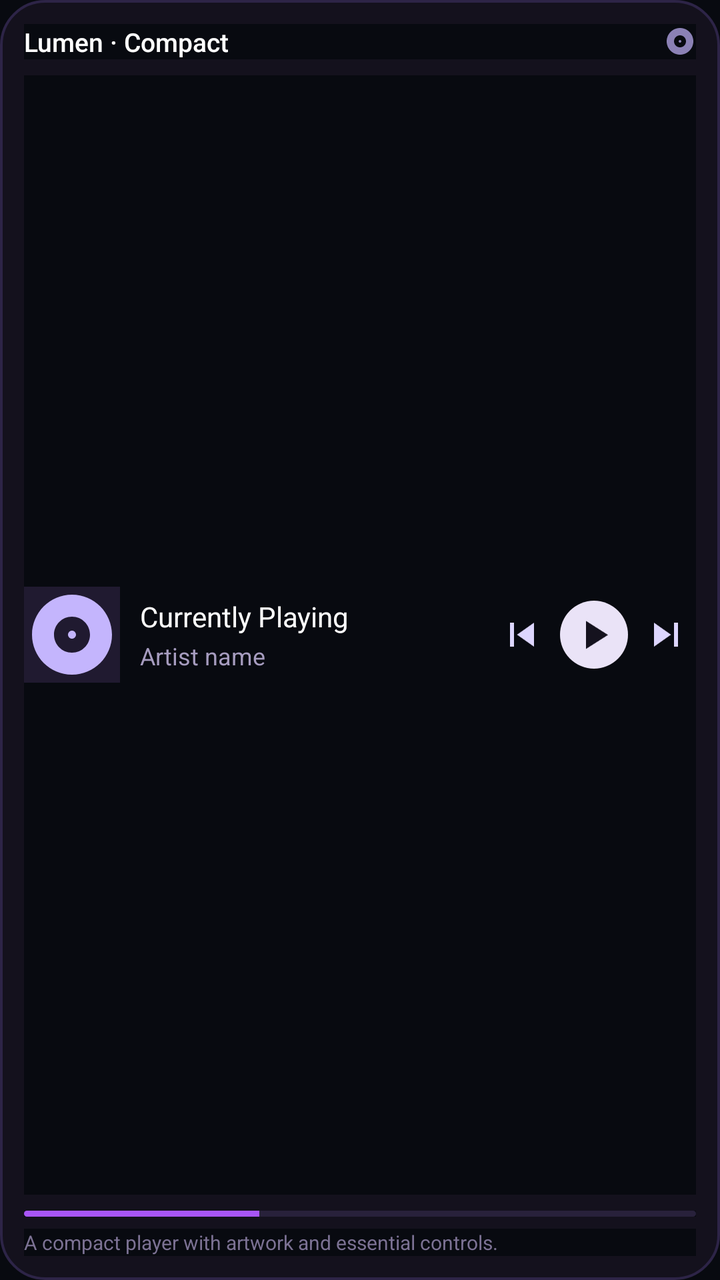
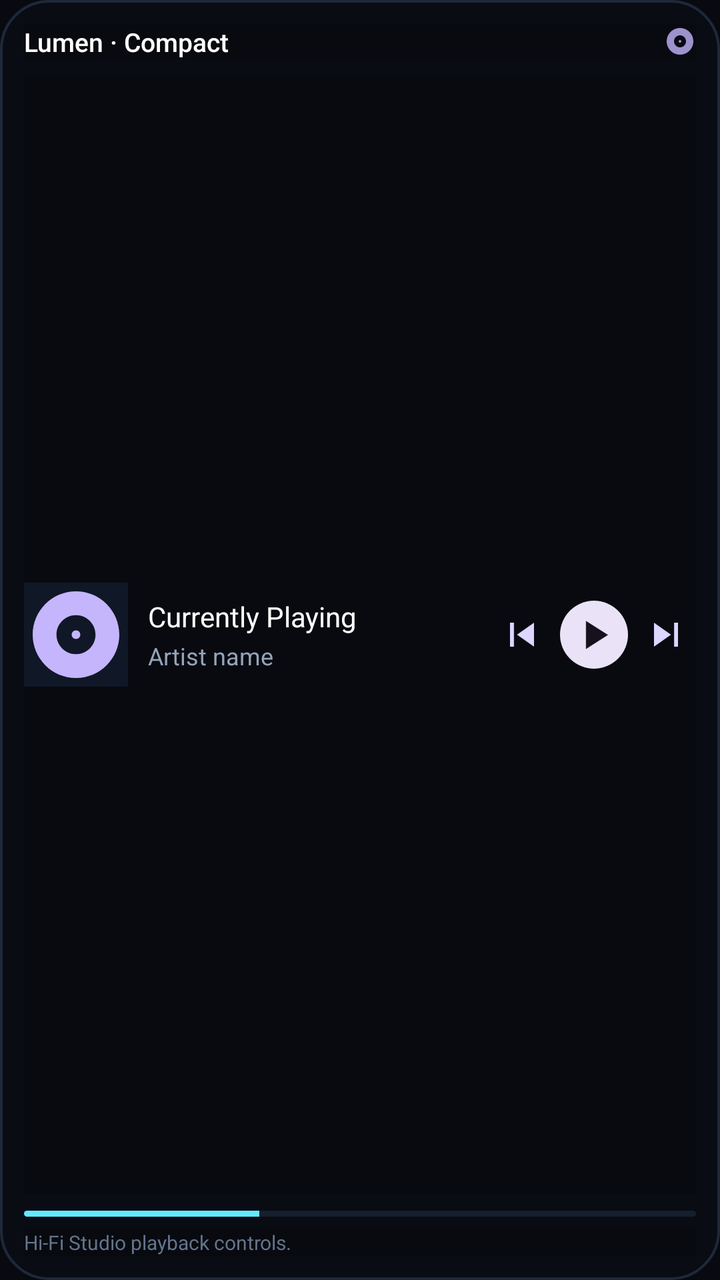

The first picture is an Android layout as it rendered before a commit; the second is the same layout after the commit. The layout source and the unified diff follow.
<!-- AndroidManifest.xml: application theme AppTheme -->
<!-- res/layout/widget_compact.xml -->
<?xml version="1.0" encoding="utf-8"?>
<LinearLayout xmlns:android="http://schemas.android.com/apk/res/android"
    android:id="@+id/widget_compact_root"
    android:layout_width="match_parent"
    android:layout_height="match_parent"
    android:background="@drawable/widget_card_bg"
    android:orientation="vertical"
    android:padding="12dp">

    
    <LinearLayout
        android:layout_width="match_parent"
        android:layout_height="wrap_content"
        android:gravity="center_vertical"
        android:orientation="horizontal">

        <TextView
            android:layout_width="0dp"
            android:layout_height="wrap_content"
            android:layout_weight="1"
            android:fontFamily="sans-serif-medium"
            android:text="Lumen · Compact"
            android:textColor="#FFFFFF"
            android:textSize="13sp" />

        <ImageView
            android:layout_width="16dp"
            android:layout_height="16dp"
            android:alpha="0.7"
            android:src="@drawable/ic_widget_disc" />
    </LinearLayout>

    
    <LinearLayout
        android:layout_width="match_parent"
        android:layout_height="0dp"
        android:layout_marginTop="8dp"
        android:layout_weight="1"
        android:gravity="center_vertical"
        android:orientation="horizontal">

        
        <ImageView
            android:id="@+id/widget_compact_artwork"
            android:layout_width="48dp"
            android:layout_height="48dp"
            android:background="#201A30"
            android:scaleType="centerCrop"
            android:src="@drawable/ic_widget_disc" />

        
        <LinearLayout
            android:layout_width="0dp"
            android:layout_height="wrap_content"
            android:layout_marginStart="10dp"
            android:layout_marginEnd="8dp"
            android:layout_weight="1"
            android:orientation="vertical">

            <TextView
                android:id="@+id/widget_compact_title"
                android:layout_width="wrap_content"
                android:layout_height="wrap_content"
                android:ellipsize="end"
                android:fontFamily="sans-serif-bold"
                android:maxLines="1"
                android:text="Currently Playing"
                android:textColor="#FFFFFF"
                android:textSize="14sp" />

            <TextView
                android:id="@+id/widget_compact_artist"
                android:layout_width="wrap_content"
                android:layout_height="wrap_content"
                android:layout_marginTop="2dp"
                android:ellipsize="end"
                android:fontFamily="sans-serif"
                android:maxLines="1"
                android:text="Artist name"
                android:textColor="#A69CBF"
                android:textSize="12sp" />
        </LinearLayout>

        
        <LinearLayout
            android:layout_width="wrap_content"
            android:layout_height="wrap_content"
            android:gravity="center_vertical"
            android:orientation="horizontal">

            <ImageButton
                android:id="@+id/widget_compact_prev"
                android:layout_width="30dp"
                android:layout_height="30dp"
                android:background="@android:color/transparent"
                android:contentDescription="Previous"
                android:scaleType="centerInside"
                android:src="@drawable/ic_widget_prev" />

            <ImageButton
                android:id="@+id/widget_compact_play_pause"
                android:layout_width="34dp"
                android:layout_height="34dp"
                android:layout_marginStart="4dp"
                android:layout_marginEnd="4dp"
                android:background="@drawable/widget_play_btn_bg"
                android:contentDescription="Play/Pause"
                android:scaleType="centerInside"
                android:src="@drawable/ic_widget_play" />

            <ImageButton
                android:id="@+id/widget_compact_next"
                android:layout_width="30dp"
                android:layout_height="30dp"
                android:background="@android:color/transparent"
                android:contentDescription="Next"
                android:scaleType="centerInside"
                android:src="@drawable/ic_widget_next" />
        </LinearLayout>
    </LinearLayout>

    
    <ProgressBar
        android:id="@+id/widget_compact_progress"
        style="?android:attr/progressBarStyleHorizontal"
        android:layout_width="match_parent"
        android:layout_height="3dp"
        android:layout_marginTop="8dp"
        android:max="1000"
        android:progress="350"
        android:progressDrawable="@drawable/widget_progress_drawable" />

    
    <TextView
        android:layout_width="match_parent"
        android:layout_height="wrap_content"
        android:layout_marginTop="6dp"
        android:fontFamily="sans-serif"
        android:text="A compact player with artwork and essential controls."
        android:textColor="#7C7294"
        android:textSize="10sp" />
</LinearLayout>
<!-- resources referenced by this layout -->
<resources>
  <!-- drawable ic_widget_disc (drawable) -->
  <vector xmlns:android="http://schemas.android.com/apk/res/android"
      android:width="24dp"
      android:height="24dp"
      android:viewportWidth="24"
      android:viewportHeight="24">
    <path
        android:fillColor="#C4B5FD"
        android:pathData="M12,2C6.48,2 2,6.48 2,12s4.48,10 10,10 10,-4.48 10,-10S17.52,2 12,2zm0,14.5c-2.49,0 -4.5,-2.01 -4.5,-4.5S9.51,7.5 12,7.5s4.5,2.01 4.5,4.5 -2.01,4.5 -4.5,4.5zm0,-5.5c-0.55,0 -1,0.45 -1,1s0.45,1 1,1 1,-0.45 1,-1 -0.45,-1 -1,-1z"/>
  </vector>
  <!-- drawable ic_widget_next (drawable) -->
  <vector xmlns:android="http://schemas.android.com/apk/res/android"
      android:width="24dp"
      android:height="24dp"
      android:viewportWidth="24"
      android:viewportHeight="24">
    <path
        android:fillColor="#DDD6FE"
        android:pathData="M6,18l8.5,-6L6,6v12zM16,6v12h2V6h-2z"/>
  </vector>
  <!-- drawable ic_widget_play (drawable) -->
  <vector xmlns:android="http://schemas.android.com/apk/res/android"
      android:width="24dp"
      android:height="24dp"
      android:viewportWidth="24"
      android:viewportHeight="24">
    <path
        android:fillColor="#15121E"
        android:pathData="M8,5.14v14l11,-7l-11,-7z"/>
  </vector>
  <!-- drawable ic_widget_prev (drawable) -->
  <vector xmlns:android="http://schemas.android.com/apk/res/android"
      android:width="24dp"
      android:height="24dp"
      android:viewportWidth="24"
      android:viewportHeight="24">
    <path
        android:fillColor="#DDD6FE"
        android:pathData="M6,6h2v12H6V6zm3.5,6l8.5,6V6l-8.5,6z"/>
  </vector>
  <!-- drawable widget_card_bg (drawable) -->
  <?xml version="1.0" encoding="utf-8"?>
  <shape xmlns:android="http://schemas.android.com/apk/res/android"
      android:shape="rectangle">
      <solid android:color="#14111D" />
      <corners android:radius="22dp" />
      <stroke
          android:width="1.2dp"
          android:color="#2D2447" />
  </shape>
  <!-- drawable widget_play_btn_bg (drawable) -->
  <?xml version="1.0" encoding="utf-8"?>
  <shape xmlns:android="http://schemas.android.com/apk/res/android"
      android:shape="oval">
      <solid android:color="#EAE3F7" />
  </shape>
  <!-- drawable widget_progress_drawable (drawable) -->
  <?xml version="1.0" encoding="utf-8"?>
  <layer-list xmlns:android="http://schemas.android.com/apk/res/android">
      <item android:id="@android:id/background">
          <shape android:shape="rectangle">
              <corners android:radius="3dp" />
              <solid android:color="#28213B" />
          </shape>
      </item>
      <item android:id="@android:id/progress">
          <clip>
              <shape android:shape="rectangle">
                  <corners android:radius="3dp" />
                  <solid android:color="#A855F7" />
              </shape>
          </clip>
      </item>
  </layer-list>
  <style name="AppTheme" parent="Theme.AppCompat.DayNight.NoActionBar">
          
          <item name="colorPrimary">@color/colorPrimary</item>
          <item name="colorPrimaryDark">@color/colorPrimaryDark</item>
          <item name="colorAccent">@color/colorAccent</item>
          <item name="android:windowBackground">#080A10</item>
          <item name="android:background">#080A10</item>
      </style>
</resources>

<!-- the commit's change to res/layout/widget_compact.xml (unified diff, before → after) -->
@@ -26,7 +26,7 @@
         <ImageView
             android:layout_width="16dp"
             android:layout_height="16dp"
-            android:alpha="0.7"
+            android:alpha="0.8"
             android:src="@drawable/ic_widget_disc" />
     </LinearLayout>
 
@@ -42,9 +42,9 @@
         
         <ImageView
             android:id="@+id/widget_compact_artwork"
-            android:layout_width="48dp"
-            android:layout_height="48dp"
-            android:background="#201A30"
+            android:layout_width="52dp"
+            android:layout_height="52dp"
+            android:background="#101726"
             android:scaleType="centerCrop"
             android:src="@drawable/ic_widget_disc" />
 
@@ -77,7 +77,7 @@
                 android:fontFamily="sans-serif"
                 android:maxLines="1"
                 android:text="Artist name"
-                android:textColor="#A69CBF"
+                android:textColor="#94A3B8"
                 android:textSize="12sp" />
         </LinearLayout>
 
@@ -136,7 +136,7 @@
         android:layout_height="wrap_content"
         android:layout_marginTop="6dp"
         android:fontFamily="sans-serif"
-        android:text="A compact player with artwork and essential controls."
-        android:textColor="#7C7294"
+        android:text="Hi-Fi Studio playback controls."
+        android:textColor="#64748B"
         android:textSize="10sp" />
 </LinearLayout>
<!-- resource entries referenced after the edit -->
@@ -44,11 +44,11 @@
   <?xml version="1.0" encoding="utf-8"?>
   <shape xmlns:android="http://schemas.android.com/apk/res/android"
       android:shape="rectangle">
-      <solid android:color="#14111D" />
-      <corners android:radius="22dp" />
+      <solid android:color="#090C13" />
+      <corners android:radius="24dp" />
       <stroke
           android:width="1.2dp"
-          android:color="#2D2447" />
+          android:color="#1F283B" />
   </shape>
   <!-- drawable widget_play_btn_bg (drawable) -->
   <?xml version="1.0" encoding="utf-8"?>
@@ -62,14 +62,14 @@
       <item android:id="@android:id/background">
           <shape android:shape="rectangle">
               <corners android:radius="3dp" />
-              <solid android:color="#28213B" />
+              <solid android:color="#161F2E" />
           </shape>
       </item>
       <item android:id="@android:id/progress">
           <clip>
               <shape android:shape="rectangle">
                   <corners android:radius="3dp" />
-                  <solid android:color="#A855F7" />
+                  <solid android:color="#63E8FF" />
               </shape>
           </clip>
       </item>
